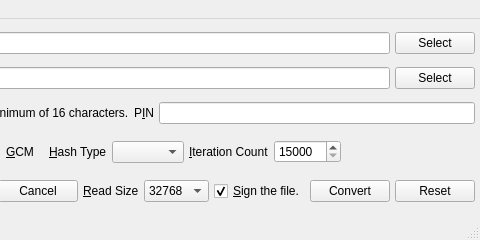
Old version of the form branches/trunk/UI/encryptfile.ui in the repository textbrowser/spot-on; both pictures show x 380 to 860 and y 0 to 240 of the 860 by 240 pixel window.
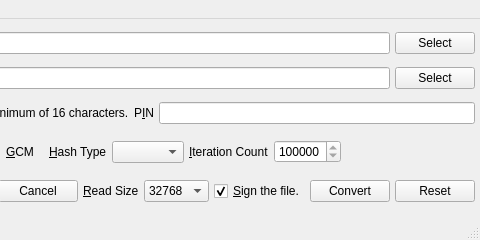
New version of the form. Icons and pictures are not drawn.

```diff
--- a/branches/trunk/UI/encryptfile.ui
+++ b/branches/trunk/UI/encryptfile.ui
@@ -227,7 +227,7 @@
       <item>
        <widget class="QSpinBox" name="iteration_count">
         <property name="minimum">
-         <number>15000</number>
+         <number>250000</number>
         </property>
         <property name="maximum">
          <number>999999999</number>
```
